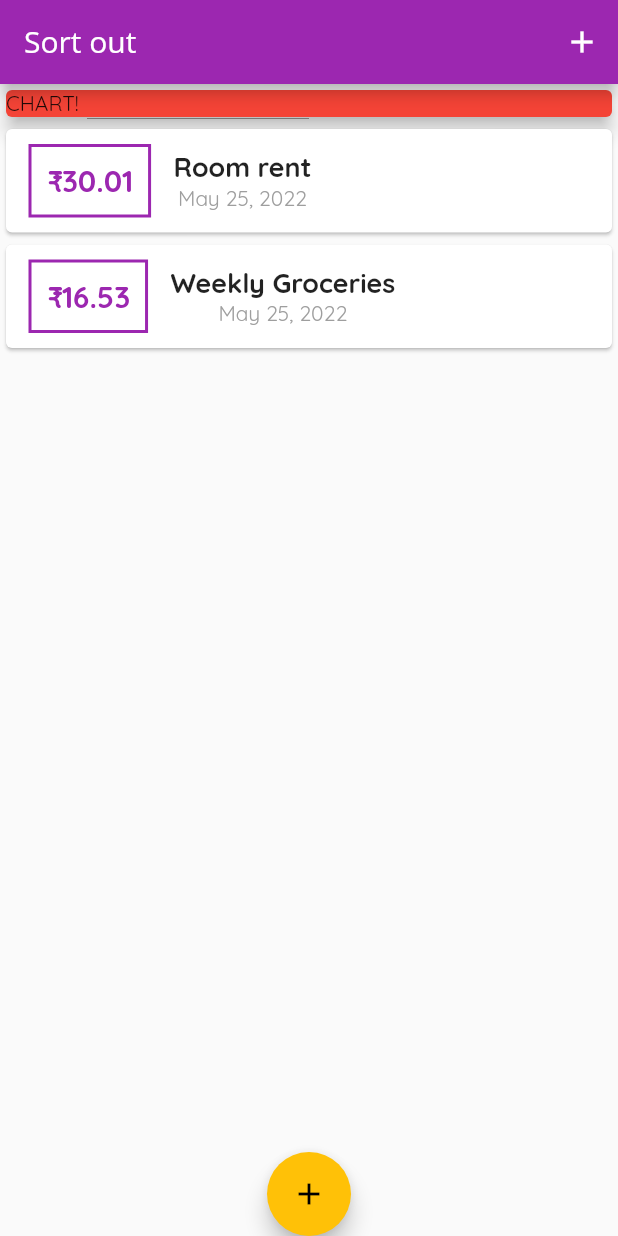
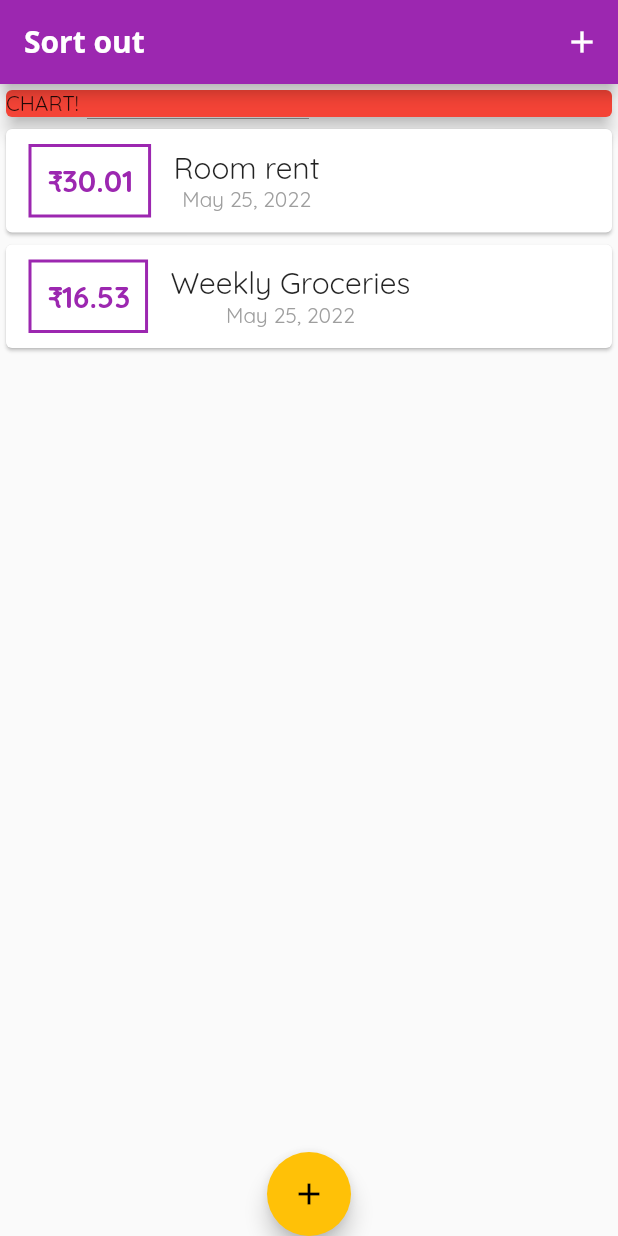
Before and after one commit to Shogil/Daily-expense-tracker-flutter, a Flutter app: the screen it shows after launch, on a phone screen of 412 x 824 dp. Run offline on Flutter 3.47's test engine with Material 2 defaults, Android fonts, the phone set to English and light mode, and no system bars.

Commit message:
update the font style

```diff
--- a/lib/main.dart
+++ b/lib/main.dart
@@ -17,6 +17,14 @@ class MyApp extends StatelessWidget {
         primarySwatch: Colors.purple,
         accentColor: Colors.amber,
         fontFamily: 'Quicksand',
+        appBarTheme: AppBarTheme(
+            textTheme: ThemeData.light().textTheme.copyWith(
+                  headline6: TextStyle(
+                    fontFamily: 'OpenSans',
+                    fontSize: 20,
+                    fontWeight: FontWeight.bold,
+                  ),
+                )),
       ),
       home: MyHomePage(),
     );
@@ -74,10 +82,7 @@ class _MyHomePageState extends State<MyHomePage> {
   Widget build(BuildContext context) {
     return Scaffold(
       appBar: AppBar(
-        title: Text(
-          'Sort out',
-          style: TextStyle(fontFamily: 'OpenSans'),
-        ),
+        title: Text('Sort out'),
         actions: <Widget>[
           IconButton(
             onPressed: () => _startAddNewTransaction(context),
--- a/lib/widgets/transaction_list.dart
+++ b/lib/widgets/transaction_list.dart
@@ -39,10 +39,7 @@ class TransactionList extends StatelessWidget {
                 Column(children: <Widget>[
                   Text(
                     transactions[index].title,
-                    style: TextStyle(
-                      fontSize: 18,
-                      fontWeight: FontWeight.bold,
-                    ),
+                    style: Theme.of(context).textTheme.headline6,
                   ),
                   Text(
                     DateFormat.yMMMd().format(transactions[index].date),
```
